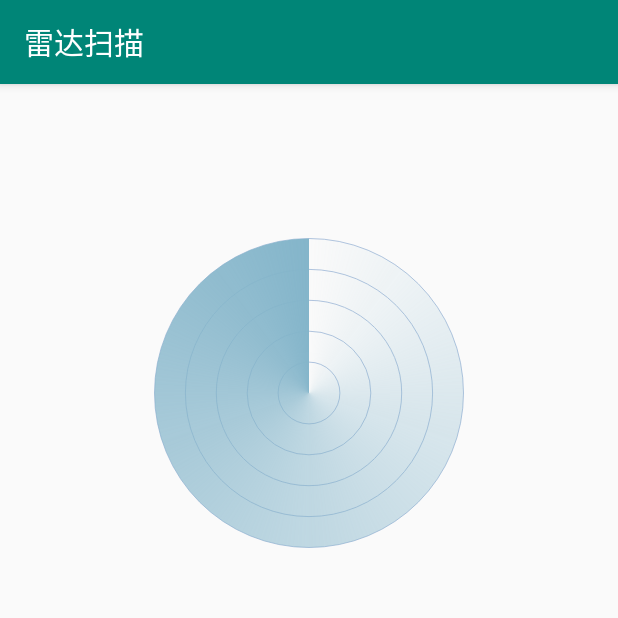
After one commit to xingfengwxx/MyWidget, an Android app: the RadarScanActivity screen opened directly, with no data from a screen before it, on a phone screen of 412 x 824 dp, the top half of it. The commit adds this screen. Run offline under Robolectric (Android 15) with nearby library versions, the phone set to English and light mode, and no system bars.

Commit message:
添加雷达扫描效果

```diff
--- /dev/null
+++ b/app/src/main/java/com/wangxingxing/widget/lsn3/RadarGradientView.java
@@ -0,0 +1,123 @@
+package com.wangxingxing.widget.lsn3;
+
+import android.content.Context;
+import android.graphics.Canvas;
+import android.graphics.Color;
+import android.graphics.Matrix;
+import android.graphics.Paint;
+import android.graphics.Shader;
+import android.graphics.SweepGradient;
+import android.util.AttributeSet;
+import android.view.View;
+
+import androidx.annotation.Nullable;
+
+public class RadarGradientView extends View {
+
+    private int mWidth, mHeight;
+
+    //五个圆的半径
+    private float[] pots = {0.05f, 0.1f, 0.15f, 0.2f, 0.25f};
+
+    //扫描渲染shader
+    private Shader scanShader;
+    //旋转需要的矩阵
+    private Matrix matrix = new Matrix();
+    //扫描速度
+    private int scanSpeed = 5;
+    //扫描旋转的角度
+    private int scanAngle;
+
+    //画圆用到的paint
+    private Paint mPaintCircle;
+    //扫描用到的paint
+    private Paint mPaintRadar;
+
+    public RadarGradientView(Context context) {
+        super(context);
+        init();
+    }
+
+    public RadarGradientView(Context context, @Nullable AttributeSet attrs) {
+        super(context, attrs);
+        init();
+    }
+
+    public RadarGradientView(Context context, @Nullable AttributeSet attrs, int defStyleAttr) {
+        super(context, attrs, defStyleAttr);
+        init();
+    }
+
+    public RadarGradientView(Context context, @Nullable AttributeSet attrs, int defStyleAttr, int defStyleRes) {
+        super(context, attrs, defStyleAttr, defStyleRes);
+        init();
+    }
+
+    private void init() {
+        //画圆用到的paint
+        mPaintCircle = new Paint();
+        //描边
+        mPaintCircle.setStyle(Paint.Style.STROKE);
+        //宽度
+        mPaintCircle.setStrokeWidth(1);
+        //透明度
+        mPaintCircle.setAlpha(100);
+        //抗锯齿
+        mPaintCircle.setAntiAlias(true);
+        //设置颜色 亮钢蓝色
+        mPaintCircle.setColor(Color.parseColor("#B0C4DE"));
+
+        //扫描用到的paint
+        mPaintRadar = new Paint();
+        //填充
+        mPaintRadar.setStyle(Paint.Style.FILL_AND_STROKE);
+        //抗锯齿
+        mPaintRadar.setAntiAlias(true);
+
+        post(run);
+    }
+
+    @Override
+    protected void onMeasure(int widthMeasureSpec, int heightMeasureSpec) {
+        super.onMeasure(widthMeasureSpec, heightMeasureSpec);
+        //取屏幕的宽高是为了把雷达放在屏幕的中间
+        mWidth = getMeasuredWidth();
+        mHeight = getMeasuredHeight();
+        mWidth = mHeight = Math.min(mWidth, mHeight);
+    }
+
+    @Override
+    protected void onDraw(Canvas canvas) {
+        super.onDraw(canvas);
+
+        for (int i = 0; i < pots.length; i++) {
+            canvas.drawCircle(mWidth / 2, mHeight / 2, mWidth * pots[i], mPaintCircle);
+        }
+
+        //画布的旋转和变换，需要调用save()和restore()
+        canvas.save();
+
+        scanShader = new SweepGradient(mWidth / 2, mHeight / 2,
+                new int[]{Color.TRANSPARENT, Color.parseColor("#84B5CA")}, null);
+        //设置着色器
+        mPaintRadar.setShader(scanShader);
+        canvas.concat(matrix);
+        canvas.drawCircle(mWidth / 2, mHeight / 2, mWidth * pots[4], mPaintRadar);
+
+        canvas.restore();
+    }
+
+    private Runnable run = new Runnable() {
+        @Override
+        public void run() {
+            //旋转角度，对360取余
+            scanAngle = (scanAngle + scanSpeed) % 360;
+            //旋转矩阵
+            matrix.postRotate(scanSpeed, mWidth / 2, mHeight / 2);
+            //通知view重绘
+            invalidate();
+            //调用自身，重复绘制
+            postDelayed(run, 50);
+        }
+    };
+}
--- /dev/null
+++ b/app/src/main/java/com/wangxingxing/widget/lsn3/RadarScanActivity.java
@@ -0,0 +1,16 @@
+package com.wangxingxing.widget.lsn3;
+
+import androidx.appcompat.app.AppCompatActivity;
+
+import android.os.Bundle;
+
+import com.wangxingxing.widget.R;
+
+public class RadarScanActivity extends AppCompatActivity {
+
+    @Override
+    protected void onCreate(Bundle savedInstanceState) {
+        super.onCreate(savedInstanceState);
+        setContentView(R.layout.activity_radar_scan);
+    }
+}
--- /dev/null
+++ b/app/src/main/res/layout/activity_radar_scan.xml
@@ -0,0 +1,12 @@
+<?xml version="1.0" encoding="utf-8"?>
+<LinearLayout xmlns:android="http://schemas.android.com/apk/res/android"
+    xmlns:app="http://schemas.android.com/apk/res-auto"
+    xmlns:tools="http://schemas.android.com/tools"
+    android:layout_width="match_parent"
+    android:layout_height="match_parent"
+    tools:context=".lsn3.RadarScanActivity">
+
+    <com.wangxingxing.widget.lsn3.RadarGradientView
+        android:layout_width="match_parent"
+        android:layout_height="match_parent"/>
+</LinearLayout>
--- a/app/src/main/res/values/strings.xml
+++ b/app/src/main/res/values/strings.xml
@@ -3,4 +3,5 @@
 
     <string name="title_waterfall_flow_layout">瀑布流布局</string>
     <string name="title_text_marquee">文字跑马灯效果</string>
+    <string name="title_radar_scan">雷达扫描</string>
 </resources>
```
Also changed, not shown: app/src/main/AndroidManifest.xml (+8 -3 lines), app/src/main/java/com/wangxingxing/widget/MainActivity.java (+5 -2 lines).
